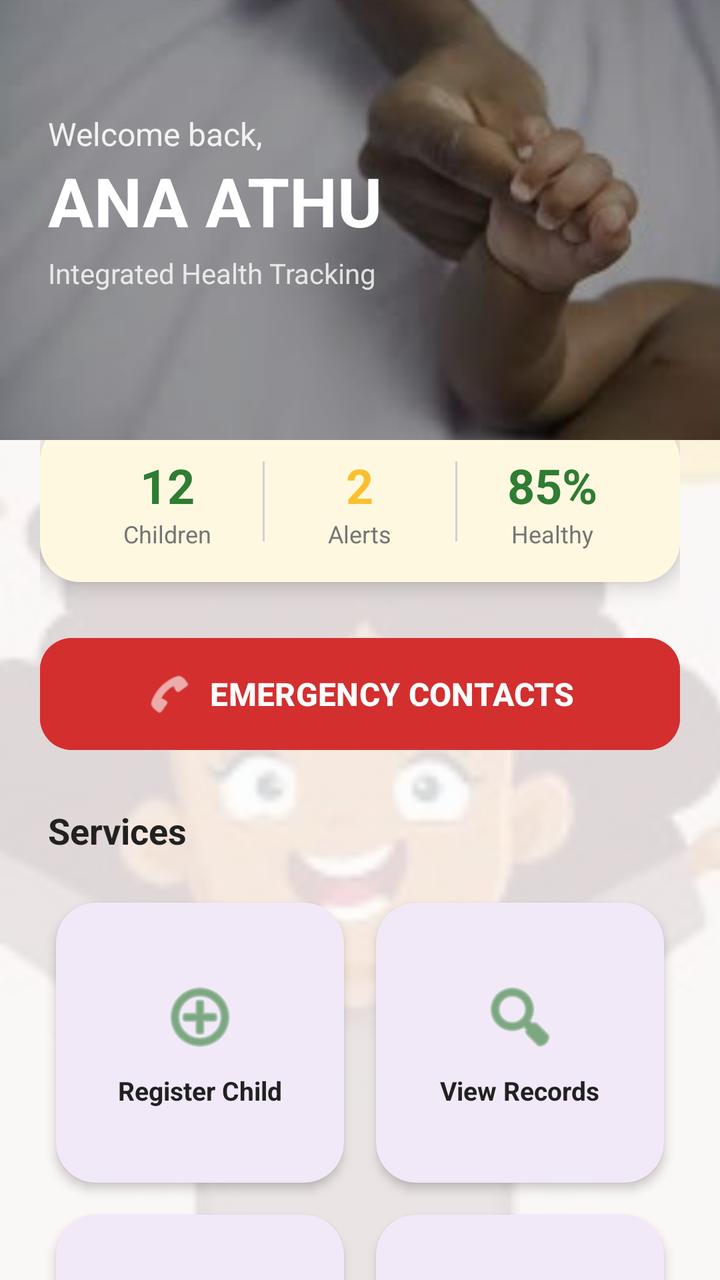
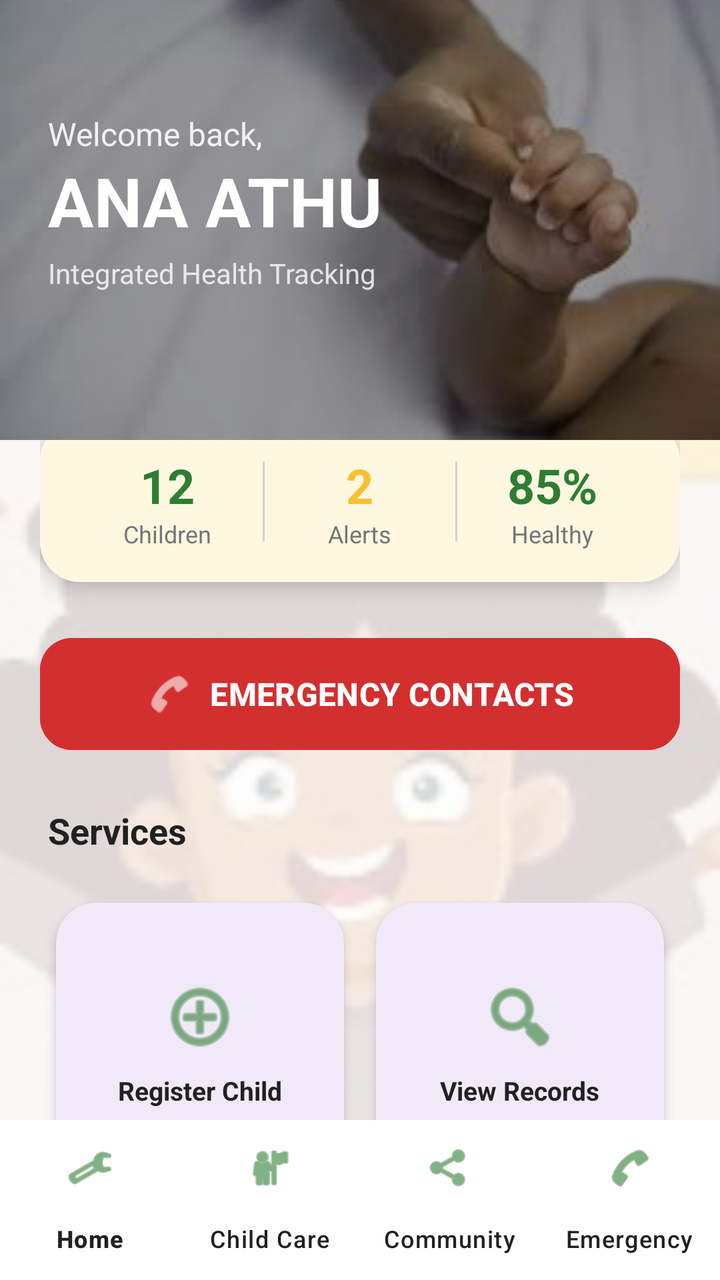

Before-and-after screenshots of an Android layout around one commit, followed by the original layout XML and the change that was made.
<!-- AndroidManifest.xml: application theme Theme.FanutSystem -->
<!-- res/layout/activity_child_module.xml -->
<?xml version="1.0" encoding="utf-8"?>
<androidx.coordinatorlayout.widget.CoordinatorLayout xmlns:android="http://schemas.android.com/apk/res/android"
    xmlns:app="http://schemas.android.com/apk/res-auto"
    xmlns:tools="http://schemas.android.com/tools"
    android:layout_width="match_parent"
    android:layout_height="match_parent"
    tools:context=".ChildModuleActivity">

    
    <View
        android:layout_width="match_parent"
        android:layout_height="match_parent"
        android:background="@color/background" />

    
    <ImageView
        android:layout_width="match_parent"
        android:layout_height="match_parent"
        android:scaleType="centerCrop"
        android:src="@drawable/background"
        android:alpha="0.15"
        android:contentDescription="@null" />

    <com.google.android.material.appbar.AppBarLayout
        android:layout_width="match_parent"
        android:layout_height="wrap_content"
        android:background="@android:color/transparent"
        app:elevation="0dp">

        <com.google.android.material.appbar.CollapsingToolbarLayout
            android:layout_width="match_parent"
            android:layout_height="220dp"
            app:layout_scrollFlags="scroll|exitUntilCollapsed"
            app:contentScrim="@color/primary_green">

            
            <ImageView
                android:layout_width="match_parent"
                android:layout_height="match_parent"
                android:scaleType="centerCrop"
                android:src="@drawable/mwana"
                android:contentDescription="@string/app_name"
                app:layout_collapseMode="parallax" />

            <View
                android:layout_width="match_parent"
                android:layout_height="match_parent"
                android:background="#66000000" />

            <RelativeLayout
                android:layout_width="match_parent"
                android:layout_height="match_parent"
                android:padding="24dp">

                <TextView
                    android:id="@+id/tvWelcome"
                    android:layout_width="wrap_content"
                    android:layout_height="wrap_content"
                    android:layout_marginTop="32dp"
                    android:text="@string/welcome_back"
                    android:textColor="#E0FFFFFF"
                    android:textSize="16sp" />

                <TextView
                    android:id="@+id/tvAppTitle"
                    android:layout_width="wrap_content"
                    android:layout_height="wrap_content"
                    android:layout_below="@id/tvWelcome"
                    android:text="@string/app_name"
                    android:textColor="@color/white"
                    android:textSize="34sp"
                    android:textStyle="bold" />

                <TextView
                    android:id="@+id/tvAppSubtitle"
                    android:layout_width="wrap_content"
                    android:layout_height="wrap_content"
                    android:layout_below="@id/tvAppTitle"
                    android:layout_marginTop="4dp"
                    android:text="@string/app_subtitle"
                    android:textColor="#CCFFFFFF"
                    android:textSize="14sp" />
            </RelativeLayout>
        </com.google.android.material.appbar.CollapsingToolbarLayout>
    </com.google.android.material.appbar.AppBarLayout>

    <androidx.core.widget.NestedScrollView
        android:layout_width="match_parent"
        android:layout_height="match_parent"
        app:layout_behavior="@string/appbar_scrolling_view_behavior">

        <LinearLayout
            android:layout_width="match_parent"
            android:layout_height="wrap_content"
            android:layout_marginTop="-30dp"
            android:background="@drawable/rounded_top_corners_transparent"
            android:orientation="vertical"
            android:padding="20dp">

            
            <com.google.android.material.card.MaterialCardView
                android:layout_width="match_parent"
                android:layout_height="wrap_content"
                android:layout_marginBottom="24dp"
                app:cardCornerRadius="20dp"
                app:cardElevation="6dp"
                app:strokeWidth="0dp">

                <LinearLayout
                    android:layout_width="match_parent"
                    android:layout_height="wrap_content"
                    android:orientation="horizontal"
                    android:padding="16dp"
                    android:background="@color/accent_light">

                    <LinearLayout
                        android:layout_width="0dp"
                        android:layout_height="wrap_content"
                        android:layout_weight="1"
                        android:gravity="center"
                        android:orientation="vertical">
                        <TextView
                            android:layout_width="wrap_content"
                            android:layout_height="wrap_content"
                            android:text="@string/dummy_children_count"
                            android:textSize="24sp"
                            android:textStyle="bold"
                            android:textColor="@color/primary_green"/>
                        <TextView
                            android:layout_width="wrap_content"
                            android:layout_height="wrap_content"
                            android:text="@string/children_label"
                            android:textSize="12sp"
                            android:textColor="@color/text_secondary"/>
                    </LinearLayout>

                    <View
                        android:layout_width="1dp"
                        android:layout_height="40dp"
                        android:layout_gravity="center_vertical"
                        android:background="#D1D1D1"/>

                    <LinearLayout
                        android:layout_width="0dp"
                        android:layout_height="wrap_content"
                        android:layout_weight="1"
                        android:gravity="center"
                        android:orientation="vertical">
                        <TextView
                            android:layout_width="wrap_content"
                            android:layout_height="wrap_content"
                            android:text="@string/dummy_alerts_count"
                            android:textSize="24sp"
                            android:textStyle="bold"
                            android:textColor="@color/status_warning"/>
                        <TextView
                            android:layout_width="wrap_content"
                            android:layout_height="wrap_content"
                            android:text="@string/alerts_label"
                            android:textSize="12sp"
                            android:textColor="@color/text_secondary"/>
                    </LinearLayout>

                    <View
                        android:layout_width="1dp"
                        android:layout_height="40dp"
                        android:layout_gravity="center_vertical"
                        android:background="#D1D1D1"/>

                    <LinearLayout
                        android:layout_width="0dp"
                        android:layout_height="wrap_content"
                        android:layout_weight="1"
                        android:gravity="center"
                        android:orientation="vertical">
                        <TextView
                            android:layout_width="wrap_content"
                            android:layout_height="wrap_content"
                            android:text="@string/dummy_healthy_percent"
                            android:textSize="24sp"
                            android:textStyle="bold"
                            android:textColor="@color/primary_green"/>
                        <TextView
                            android:layout_width="wrap_content"
                            android:layout_height="wrap_content"
                            android:text="@string/healthy_label"
                            android:textSize="12sp"
                            android:textColor="@color/text_secondary"/>
                    </LinearLayout>
                </LinearLayout>
            </com.google.android.material.card.MaterialCardView>

            
            <com.google.android.material.button.MaterialButton
                android:id="@+id/btnEmergencyShortcut"
                android:layout_width="match_parent"
                android:layout_height="64dp"
                android:layout_marginBottom="24dp"
                android:text="EMERGENCY CONTACTS"
                android:textSize="16sp"
                android:textStyle="bold"
                android:textColor="@color/white"
                android:backgroundTint="@color/status_danger"
                app:cornerRadius="16dp"
                app:icon="@android:drawable/ic_menu_call"
                app:iconGravity="textStart"
                app:iconSize="24dp" />

            <TextView
                android:layout_width="wrap_content"
                android:layout_height="wrap_content"
                android:layout_marginBottom="16dp"
                android:layout_marginStart="4dp"
                android:text="@string/services"
                android:textColor="@color/text_main"
                android:textSize="18sp"
                android:textStyle="bold" />

            <GridLayout
                android:layout_width="match_parent"
                android:layout_height="wrap_content"
                android:columnCount="2"
                android:alignmentMode="alignMargins"
                android:columnOrderPreserved="false">

                
                <com.google.android.material.card.MaterialCardView
                    android:layout_width="0dp"
                    android:layout_height="140dp"
                    android:layout_columnWeight="1"
                    android:layout_margin="8dp"
                    app:cardCornerRadius="20dp"
                    app:cardElevation="3dp"
                    app:strokeWidth="0dp">

                    <LinearLayout
                        android:id="@+id/btnRegisterLayout"
                        android:layout_width="match_parent"
                        android:layout_height="match_parent"
                        android:gravity="center"
                        android:orientation="vertical"
                        android:background="?attr/selectableItemBackground"
                        android:clickable="true"
                        android:focusable="true"
                        android:padding="16dp">

                        <ImageView
                            android:layout_width="40dp"
                            android:layout_height="40dp"
                            android:src="@android:drawable/ic_menu_add"
                            app:tint="@color/primary_green"
                            android:contentDescription="@string/register_child" />

                        <TextView
                            android:layout_width="wrap_content"
                            android:layout_height="wrap_content"
                            android:layout_marginTop="8dp"
                            android:text="@string/register_child"
                            android:textColor="@color/text_main"
                            android:textStyle="bold"
                            android:textSize="13sp"
                            android:textAlignment="center"/>
                    </LinearLayout>
                </com.google.android.material.card.MaterialCardView>

                
                <com.google.android.material.card.MaterialCardView
                    android:layout_width="0dp"
                    android:layout_height="140dp"
                    android:layout_columnWeight="1"
                    android:layout_margin="8dp"
                    app:cardCornerRadius="20dp"
                    app:cardElevation="3dp"
                    app:strokeWidth="0dp">

                    <LinearLayout
                        android:id="@+id/btnViewLayout"
                        android:layout_width="match_parent"
                        android:layout_height="match_parent"
                        android:gravity="center"
                        android:orientation="vertical"
                        android:background="?attr/selectableItemBackground"
                        android:clickable="true"
                        android:focusable="true"
                        android:padding="16dp">

                        <ImageView
                            android:layout_width="40dp"
                            android:layout_height="40dp"
                            android:src="@android:drawable/ic_menu_search"
                            app:tint="@color/primary_green"
                            android:contentDescription="@string/view_child" />

                        <TextView
                            android:layout_width="wrap_content"
                            android:layout_height="wrap_content"
                            android:layout_marginTop="8dp"
                            android:text="@string/view_child"
                            android:textColor="@color/text_main"
                            android:textStyle="bold"
                            android:textSize="13sp"
                            android:textAlignment="center"/>
                    </LinearLayout>
                </com.google.android.material.card.MaterialCardView>

                
                <com.google.android.material.card.MaterialCardView
                    android:layout_width="0dp"
                    android:layout_height="140dp"
                    android:layout_columnWeight="1"
                    android:layout_margin="8dp"
                    app:cardCornerRadius="20dp"
                    app:cardElevation="3dp"
                    app:strokeWidth="0dp">

                    <LinearLayout
                        android:id="@+id/btnGrowthLayout"
                        android:layout_width="match_parent"
                        android:layout_height="match_parent"
                        android:gravity="center"
                        android:orientation="vertical"
                        android:background="?attr/selectableItemBackground"
                        android:clickable="true"
                        android:focusable="true"
                        android:padding="16dp">

                        <ImageView
                            android:layout_width="40dp"
                            android:layout_height="40dp"
                            android:src="@android:drawable/ic_menu_sort_by_size"
                            app:tint="@color/primary_green"
                            android:contentDescription="@string/growth_monitoring_title" />

                        <TextView
                            android:layout_width="wrap_content"
                            android:layout_height="wrap_content"
                            android:layout_marginTop="8dp"
                            android:text="@string/growth_monitoring_title"
                            android:textColor="@color/text_main"
                            android:textStyle="bold"
                            android:textSize="13sp"
                            android:textAlignment="center"/>
                    </LinearLayout>
                </com.google.android.material.card.MaterialCardView>

                
                <com.google.android.material.card.MaterialCardView
                    android:layout_width="0dp"
                    android:layout_height="140dp"
                    android:layout_columnWeight="1"
                    android:layout_margin="8dp"
                    app:cardCornerRadius="20dp"
                    app:cardElevation="3dp"
                    app:strokeWidth="0dp">

                    <LinearLayout
                        android:id="@+id/btnMuacLayout"
                        android:layout_width="match_parent"
                        android:layout_height="match_parent"
                        android:gravity="center"
                        android:orientation="vertical"
                        android:background="?attr/selectableItemBackground"
                        android:clickable="true"
                        android:focusable="true"
                        android:padding="16dp">

                        <ImageView
                            android:layout_width="40dp"
                            android:layout_height="40dp"
                            android:src="@android:drawable/ic_menu_info_details"
                            app:tint="@color/primary_green"
                            android:contentDescription="@string/muac_assessment_title" />

                        <TextView
                            android:layout_width="wrap_content"
                            android:layout_height="wrap_content"
                            android:layout_marginTop="8dp"
                            android:text="@string/muac_assessment_title"
                            android:textColor="@color/text_main"
                            android:textStyle="bold"
                            android:textSize="13sp"
                            android:textAlignment="center"/>
                    </LinearLayout>
                </com.google.android.material.card.MaterialCardView>

                
                <com.google.android.material.card.MaterialCardView
                    android:layout_width="0dp"
                    android:layout_height="140dp"
                    android:layout_columnWeight="1"
                    android:layout_margin="8dp"
                    app:cardCornerRadius="20dp"
                    app:cardElevation="3dp"
                    app:strokeWidth="0dp">

                    <LinearLayout
                        android:id="@+id/btnDangerLayout"
                        android:layout_width="match_parent"
                        android:layout_height="match_parent"
                        android:gravity="center"
                        android:orientation="vertical"
                        android:background="?attr/selectableItemBackground"
                        android:clickable="true"
                        android:focusable="true"
                        android:padding="16dp">

                        <ImageView
                            android:layout_width="40dp"
                            android:layout_height="40dp"
                            android:src="@android:drawable/stat_sys_warning"
                            app:tint="@color/status_danger"
                            android:contentDescription="@string/imci_danger_signs" />

                        <TextView
                            android:layout_width="wrap_content"
                            android:layout_height="wrap_content"
                            android:layout_marginTop="8dp"
                            android:text="@string/imci_danger_signs"
                            android:textColor="@color/text_main"
                            android:textStyle="bold"
                            android:textSize="13sp"
                            android:textAlignment="center"/>
                    </LinearLayout>
                </com.google.android.material.card.MaterialCardView>

                
                <com.google.android.material.card.MaterialCardView
                    android:id="@+id/btnVaccinationCard"
                    android:layout_width="0dp"
                    android:layout_height="140dp"
                    android:layout_columnWeight="1"
                    android:layout_margin="8dp"
                    app:cardCornerRadius="20dp"
                    app:cardElevation="3dp"
                    app:strokeWidth="0dp">

                    <LinearLayout
                        android:id="@+id/btnVaccinationLayout"
                        android:layout_width="match_parent"
                        android:layout_height="match_parent"
                        android:gravity="center"
                        android:orientation="vertical"
                        android:background="?attr/selectableItemBackground"
                        android:clickable="true"
                        android:focusable="true"
                        android:padding="16dp">

                        <ImageView
                            android:layout_width="40dp"
                            android:layout_height="40dp"
                            android:src="@android:drawable/ic_menu_myplaces"
                            app:tint="@color/primary_green"
                            android:contentDescription="@string/vaccination_reminders" />

                        <TextView
                            android:layout_width="wrap_content"
                            android:layout_height="wrap_content"
                            android:layout_marginTop="8dp"
                            android:text="@string/vaccination_reminders"
                            android:textColor="@color/text_main"
                            android:textStyle="bold"
                            android:textSize="13sp"
                            android:textAlignment="center"/>
                    </LinearLayout>
                </com.google.android.material.card.MaterialCardView>

            </GridLayout>
        </LinearLayout>
    </androidx.core.widget.NestedScrollView>

</androidx.coordinatorlayout.widget.CoordinatorLayout>
<!-- resources referenced by this layout -->
<resources>
  <color name="accent_light">#FFF8E1</color>
  <color name="background">#FDFDFD</color>
  <color name="primary_green">#2E7D32</color>
  <color name="status_danger">#D32F2F</color>
  <color name="status_warning">#FBC02D</color>
  <color name="text_main">#212121</color>
  <color name="text_secondary">#757575</color>
  <color name="white">#FFFFFFFF</color>
  <!-- drawable background: jpeg bitmap (drawable, 5670 bytes) -->
  <!-- drawable mwana: jpeg bitmap (drawable, 3989 bytes) -->
  <!-- drawable rounded_top_corners_transparent (drawable) -->
  <?xml version="1.0" encoding="utf-8"?>
  <shape xmlns:android="http://schemas.android.com/apk/res/android">
      <solid android:color="@android:color/transparent" />
      <corners
          android:topLeftRadius="30dp"
          android:topRightRadius="30dp" />
  </shape>
  <string name="alerts_label">Alerts</string>
  <string name="app_name">ANA ATHU</string>
  <string name="app_subtitle">Integrated Health Tracking</string>
  <string name="children_label">Children</string>
  <string name="dummy_alerts_count">2</string>
  <string name="dummy_children_count">12</string>
  <string name="dummy_healthy_percent">85%</string>
  <string name="growth_monitoring_title">Growth Monitoring</string>
  <string name="healthy_label">Healthy</string>
  <string name="imci_danger_signs">Danger Signs</string>
  <string name="muac_assessment_title">MUAC Assessment</string>
  <string name="register_child">Register Child</string>
  <string name="services">Services</string>
  <string name="vaccination_reminders">Vaccinations</string>
  <string name="view_child">View Records</string>
  <string name="welcome_back">Welcome back,</string>
  <style name="Theme.FanutSystem" parent="Base.Theme.FanutSystem" />
  <style name="Base.Theme.FanutSystem" parent="Theme.Material3.DayNight.NoActionBar">
          
          
      </style>
</resources>

<!-- the commit's change to res/layout/activity_child_module.xml (unified diff, before → after) -->
@@ -87,6 +87,8 @@
     <androidx.core.widget.NestedScrollView
         android:layout_width="match_parent"
         android:layout_height="match_parent"
+        android:paddingBottom="80dp"
+        android:clipToPadding="false"
         app:layout_behavior="@string/appbar_scrolling_view_behavior">
 
         <LinearLayout
@@ -468,4 +470,21 @@
         </LinearLayout>
     </androidx.core.widget.NestedScrollView>
 
+    <include layout="@layout/layout_bottom_navigation" />
+
 </androidx.coordinatorlayout.widget.CoordinatorLayout>
+<!-- res/layout/layout_bottom_navigation.xml (included above) -->
+<?xml version="1.0" encoding="utf-8"?>
+<com.google.android.material.bottomnavigation.BottomNavigationView
+    xmlns:android="http://schemas.android.com/apk/res/android"
+    xmlns:app="http://schemas.android.com/apk/res-auto"
+    android:id="@+id/bottom_navigation"
+    android:layout_width="match_parent"
+    android:layout_height="wrap_content"
+    android:background="@color/white"
+    android:layout_gravity="bottom"
+    app:menu="@menu/bottom_nav_menu"
+    app:itemIconTint="@color/primary_green"
+    app:itemTextColor="@color/text_main"
+    app:labelVisibilityMode="labeled"
+    app:elevation="16dp" />
